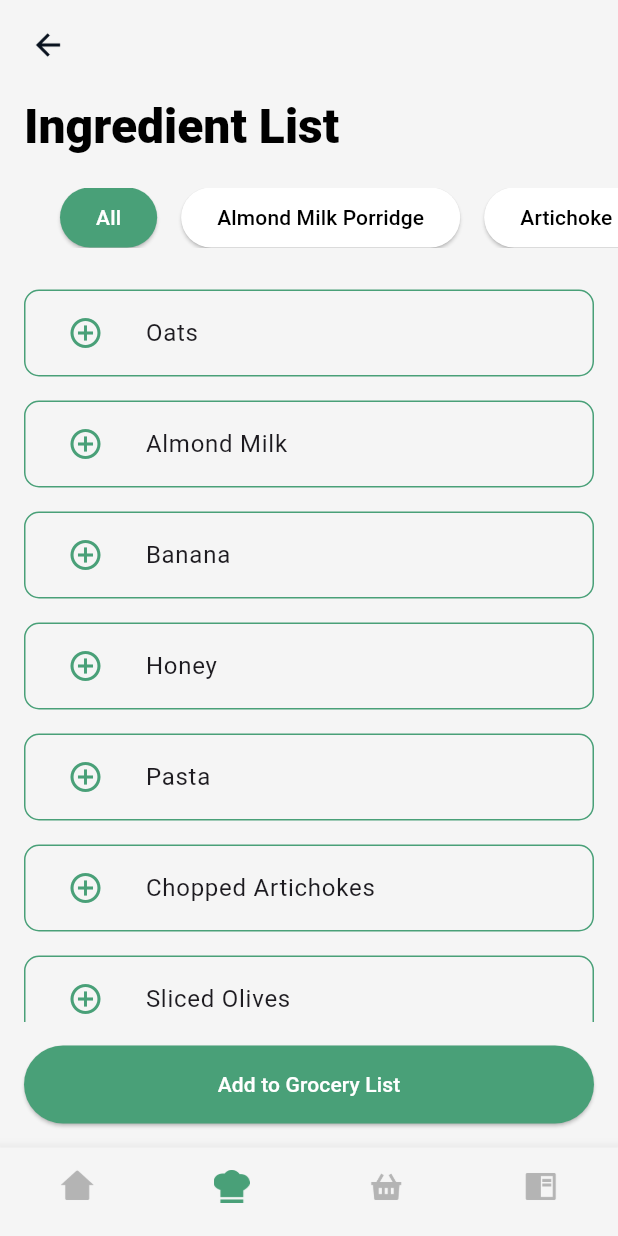
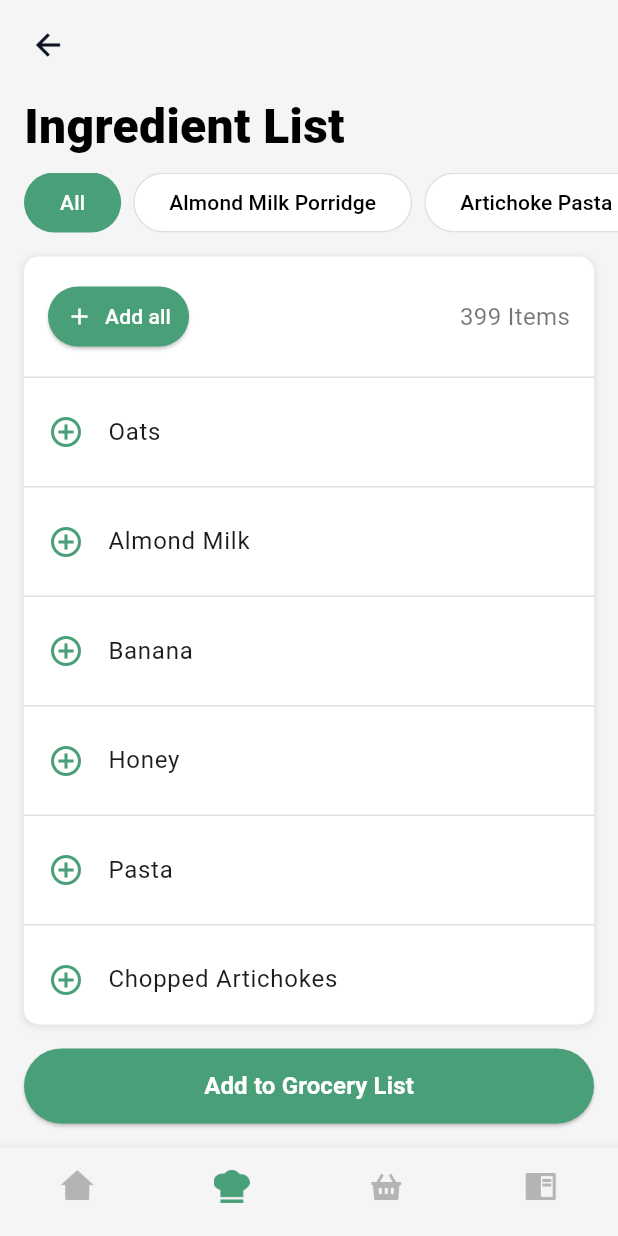
Before and after one commit to aadityayadav17/binarybandits, a Flutter app: the IngredientListPage screen opened directly, on a phone screen of 412 x 824 dp. Run offline on Flutter 3.47's test engine with Material 3 defaults, Android fonts, the phone set to English and light mode, and no system bars; our stand-ins replace country_code_picker, dropdown_button2, firebase_core, google_fonts; accounts and stored records are empty.

Commit message:
Added "Add all" & "X Items" to the Ingredients Card

```diff
--- a/lib/screens/ingredient_list_screen.dart
+++ b/lib/screens/ingredient_list_screen.dart
@@ -3,7 +3,7 @@ import 'package:flutter/material.dart';
 import 'package:flutter/services.dart';
 import 'package:google_fonts/google_fonts.dart';
 import 'package:binarybandits/screens/home_screen.dart';
-import 'package:binarybandits/models/recipe.dart'; // Assuming you store the Recipe model here
+import 'package:binarybandits/models/recipe.dart';
 
 class IngredientListPage extends StatefulWidget {
   @override
@@ -12,8 +12,9 @@ class IngredientListPage extends StatefulWidget {
 
 class _IngredientListPageState extends State<IngredientListPage> {
   List<Recipe> recipes = [];
-  Recipe? selectedRecipe; // Track the selected recipe
-  bool isAllSelected = true; // To track if "All" is selected
+  Recipe? selectedRecipe;
+  bool isAllSelected = true;
+  int selectedCount = 0;
 
   @override
   void initState() {
@@ -55,185 +56,202 @@ class _IngredientListPageState extends State<IngredientListPage> {
         ),
       ),
       body: Column(
+        crossAxisAlignment: CrossAxisAlignment.start,
         children: [
-          // Left-align the "Ingredient List" text
           Padding(
-            padding: const EdgeInsets.only(left: 16.0, top: 10.0),
-            child: Align(
-              alignment: Alignment.centerLeft,
-              child: Text(
-                "Ingredient List",
-                style: GoogleFonts.robotoFlex(
-                  color: Colors.black,
-                  fontWeight: FontWeight.w900,
-                  fontSize: 32,
-                  letterSpacing: 0,
-                  height: 0.9,
-                ),
+            padding: const EdgeInsets.only(left: 16.0, top: 10.0, bottom: 16.0),
+            child: Text(
+              "Ingredient List",
+              style: GoogleFonts.robotoFlex(
+                color: Colors.black,
+                fontWeight: FontWeight.w900,
+                fontSize: 32,
+                height: 0.9,
               ),
             ),
           ),
-          const SizedBox(height: 16),
-          // Recipe Tabs
-          Padding(
-            padding: const EdgeInsets.symmetric(vertical: 10.0),
-            child: Container(
-              height: 40, // Increase height to make sure tabs are fully visible
-              child: ListView(
-                scrollDirection: Axis.horizontal,
-                children: [
-                  Padding(
-                    padding: const EdgeInsets.only(left: 32.0),
-                    child: _buildRecipeTab('All', isAllSelected, () {
-                      setState(() {
-                        isAllSelected = true;
-                        selectedRecipe = null; // Display all ingredients
-                      });
-                    }),
-                  ),
-                  for (Recipe recipe in recipes)
-                    _buildRecipeTab(recipe.name, selectedRecipe == recipe, () {
-                      setState(() {
-                        isAllSelected = false;
-                        selectedRecipe = recipe; // Set the selected recipe
-                      });
-                    }),
-                ],
-              ),
-            ),
-          ),
-
-          SizedBox(height: 10),
-          // Ingredients List
+          _buildRecipeTabs(),
+          SizedBox(height: 16),
           Expanded(
-            child: ListView.builder(
-              itemCount: _getIngredientsList().length,
-              itemBuilder: (context, index) {
-                return _buildIngredientCard(_getIngredientsList()[index]);
-              },
-            ),
+            child: _buildIngredientCard(),
           ),
           Padding(
-            padding:
-                const EdgeInsets.symmetric(vertical: 16.0, horizontal: 16.0),
+            padding: const EdgeInsets.all(16.0),
             child: ElevatedButton(
               onPressed: () {
                 // Add selected ingredients to grocery list
               },
               style: ElevatedButton.styleFrom(
                 backgroundColor: const Color.fromRGBO(73, 160, 120, 1),
-                padding: EdgeInsets.symmetric(vertical: 16),
                 minimumSize: Size(double.infinity, 50),
+                shape: RoundedRectangleBorder(
+                  borderRadius: BorderRadius.circular(25),
+                ),
               ),
               child: Text(
                 'Add to Grocery List',
                 style: GoogleFonts.robotoFlex(
                   color: Colors.white,
+                  fontSize: 16,
+                  fontWeight: FontWeight.w600,
                 ),
               ),
             ),
           ),
         ],
       ),
-      bottomNavigationBar: BottomNavigationBar(
-        backgroundColor: const Color.fromRGBO(245, 245, 245, 1),
-        type: BottomNavigationBarType.fixed,
-        currentIndex: 0,
-        onTap: (index) {
-          switch (index) {
-            case 0:
-              Navigator.push(
-                context,
-                MaterialPageRoute(
-                  builder: (context) => const HomeScreen(),
-                ),
-              );
-              break;
-            case 1:
-              // Action for Grocery List button
-              break;
-            case 2:
-              // Action for Discover Recipe button
-              break;
-            case 3:
-              // Action for Weekly Menu button
-              break;
-            default:
-              break;
-          }
-        },
-        items: <BottomNavigationBarItem>[
-          BottomNavigationBarItem(
-            icon: Image.asset(
-              'assets/icons/bottom_navigation/home-off.png',
-              width: 24,
-              height: 24,
+      bottomNavigationBar: _buildBottomNavigationBar(),
+    );
+  }
+
+  Widget _buildIngredientCard() {
+    List<String> ingredients = _getIngredientsList();
+
+    return Padding(
+      padding: const EdgeInsets.symmetric(horizontal: 16.0),
+      child: Container(
+        decoration: BoxDecoration(
+          color: Colors.white,
+          borderRadius: BorderRadius.circular(10),
+          boxShadow: [
+            BoxShadow(
+              color: Colors.grey.withOpacity(0.2),
+              spreadRadius: 1,
+              blurRadius: 3,
+              offset: Offset(0, 1),
             ),
-            label: '',
-          ),
-          BottomNavigationBarItem(
-            icon: Image.asset(
-              'assets/icons/bottom_navigation/discover-recipe-on.png',
-              width: 24,
-              height: 24,
+          ],
+        ),
+        child: Column(
+          children: [
+            Padding(
+              padding: const EdgeInsets.all(16.0),
+              child: Row(
+                mainAxisAlignment: MainAxisAlignment.spaceBetween,
+                children: [
+                  ElevatedButton.icon(
+                    onPressed: () {
+                      // Add all ingredients logic
+                    },
+                    icon: Icon(Icons.add, color: Colors.white, size: 18),
+                    label: Text(
+                      "Add all",
+                      style: GoogleFonts.robotoFlex(
+                          color: Colors.white, fontSize: 14),
+                    ),
+                    style: ElevatedButton.styleFrom(
+                      backgroundColor: const Color.fromRGBO(73, 160, 120, 1),
+                      shape: RoundedRectangleBorder(
+                        borderRadius: BorderRadius.circular(20),
+                      ),
+                      padding:
+                          EdgeInsets.symmetric(horizontal: 12, vertical: 8),
+                    ),
+                  ),
+                  Text(
+                    "${ingredients.length} Items",
+                    style: GoogleFonts.robotoFlex(
+                      color: Colors.black54,
+                      fontSize: 16,
+                    ),
+                  ),
+                ],
+              ),
             ),
-            label: '',
-          ),
-          BottomNavigationBarItem(
-            icon: Image.asset(
-              'assets/icons/bottom_navigation/grocery-list-off.png',
-              width: 24,
-              height: 24,
+            Divider(height: 1, color: Colors.grey.shade300),
+            Expanded(
+              child: ListView.builder(
+                itemCount: ingredients.length,
+                itemBuilder: (context, index) {
+                  return _buildIngredientItem(ingredients[index]);
+                },
+              ),
             ),
-            label: '',
-          ),
-          BottomNavigationBarItem(
-            icon: Image.asset(
-              'assets/icons/bottom_navigation/weekly-menu-off.png',
-              width: 24,
-              height: 24,
-            ),
-            label: '',
-          ),
-        ],
-        selectedItemColor: const Color.fromRGBO(73, 160, 120, 1),
-        unselectedItemColor: Colors.grey,
-        showSelectedLabels: false,
-        showUnselectedLabels: false,
+          ],
+        ),
       ),
     );
   }
 
-  // Helper method to build Recipe Tabs
+  Widget _buildIngredientItem(String ingredient) {
+    return Column(
+      children: [
+        ListTile(
+          contentPadding: EdgeInsets.symmetric(horizontal: 16, vertical: 8),
+          leading: Icon(
+            Icons.add_circle_outline,
+            color: const Color.fromRGBO(73, 160, 120, 1),
+          ),
+          title: Text(
+            ingredient,
+            style: GoogleFonts.robotoFlex(fontSize: 16),
+          ),
+          onTap: () {
+            // Add single ingredient to grocery list logic
+          },
+        ),
+        Divider(height: 1, color: Colors.grey.shade300),
+      ],
+    );
+  }
+
+  Widget _buildRecipeTabs() {
+    return Container(
+      height: 40,
+      child: ListView(
+        scrollDirection: Axis.horizontal,
+        children: [
+          SizedBox(width: 16),
+          _buildRecipeTab('All', isAllSelected, () {
+            setState(() {
+              isAllSelected = true;
+              selectedRecipe = null;
+            });
+          }),
+          for (Recipe recipe in recipes)
+            _buildRecipeTab(recipe.name, selectedRecipe == recipe, () {
+              setState(() {
+                isAllSelected = false;
+                selectedRecipe = recipe;
+              });
+            }),
+        ],
+      ),
+    );
+  }
+
   Widget _buildRecipeTab(String title, bool isSelected, VoidCallback onTap) {
     return Padding(
-      padding: const EdgeInsets.symmetric(horizontal: 8.0),
+      padding: const EdgeInsets.only(right: 8.0),
       child: ElevatedButton(
         onPressed: onTap,
         child: Text(
           title,
-          style: GoogleFonts.robotoFlex(),
+          style: GoogleFonts.robotoFlex(fontSize: 14),
         ),
         style: ElevatedButton.styleFrom(
           backgroundColor:
               isSelected ? const Color.fromRGBO(73, 160, 120, 1) : Colors.white,
           foregroundColor: isSelected ? Colors.white : Colors.black,
-          shape: StadiumBorder(),
+          elevation: 0,
+          shape: RoundedRectangleBorder(
+            borderRadius: BorderRadius.circular(20),
+            side: BorderSide(
+              color: isSelected ? Colors.transparent : Colors.grey.shade300,
+            ),
+          ),
         ),
       ),
     );
   }
 
-  // Helper method to get the list of ingredients based on the selected tab
   List<String> _getIngredientsList() {
     if (isAllSelected) {
-      // Combine ingredients from all recipes by parsing "ingredients_quantity_in_g"
       return recipes
           .expand((recipe) =>
               _parseIngredientsQuantityInG(recipe.ingredientsQuantityInGrams))
           .toList();
     } else if (selectedRecipe != null) {
-      // Display ingredients of the selected recipe by parsing "ingredients_quantity_in_g"
       return _parseIngredientsQuantityInG(
           selectedRecipe!.ingredientsQuantityInGrams);
     } else {
@@ -241,41 +259,59 @@ class _IngredientListPageState extends State<IngredientListPage> {
     }
   }
 
-  // Parse "ingredients_quantity_in_g" and extract the ingredient name (text before "->")
   List<String> _parseIngredientsQuantityInG(String ingredientsQuantityInGrams) {
     return ingredientsQuantityInGrams
-        .split('\n') // Split by line breaks
-        .map((line) => line
-            .split('->')
-            .first
-            .trim()) // Extract text before "->" and trim spaces
+        .split('\n')
+        .map((line) => line.split('->').first.trim())
         .toList();
   }
 
-  // Build ingredient card
-  Widget _buildIngredientCard(String ingredient) {
-    return Padding(
-      padding: const EdgeInsets.symmetric(horizontal: 16.0, vertical: 8.0),
-      child: Container(
-        decoration: BoxDecoration(
-          borderRadius: BorderRadius.circular(10),
-          border: Border.all(
-              color: const Color.fromRGBO(73, 160, 120, 1), width: 1),
+  Widget _buildBottomNavigationBar() {
+    return BottomNavigationBar(
+      backgroundColor: const Color.fromRGBO(245, 245, 245, 1),
+      type: BottomNavigationBarType.fixed,
+      currentIndex: 1,
+      onTap: (index) {
+        // Navigation logic
+      },
+      items: <BottomNavigationBarItem>[
+        BottomNavigationBarItem(
+          icon: Image.asset(
+            'assets/icons/bottom_navigation/home-off.png',
+            width: 24,
+            height: 24,
+          ),
+          label: '',
         ),
-        child: ListTile(
-          leading: IconButton(
-            icon: Icon(Icons.add_circle_outline,
-                color: const Color.fromRGBO(73, 160, 120, 1)),
-            onPressed: () {
-              // Add single ingredient to grocery list logic
-            },
+        BottomNavigationBarItem(
+          icon: Image.asset(
+            'assets/icons/bottom_navigation/discover-recipe-on.png',
+            width: 24,
+            height: 24,
           ),
-          title: Text(
-            ingredient, // Display each ingredient
-            style: GoogleFonts.robotoFlex(),
+          label: '',
+        ),
+        BottomNavigationBarItem(
+          icon: Image.asset(
+            'assets/icons/bottom_navigation/grocery-list-off.png',
+            width: 24,
+            height: 24,
           ),
+          label: '',
         ),
-      ),
+        BottomNavigationBarItem(
+          icon: Image.asset(
+            'assets/icons/bottom_navigation/weekly-menu-off.png',
+            width: 24,
+            height: 24,
+          ),
+          label: '',
+        ),
+      ],
+      selectedItemColor: const Color.fromRGBO(73, 160, 120, 1),
+      unselectedItemColor: Colors.grey,
+      showSelectedLabels: false,
+      showUnselectedLabels: false,
     );
   }
 }
```
